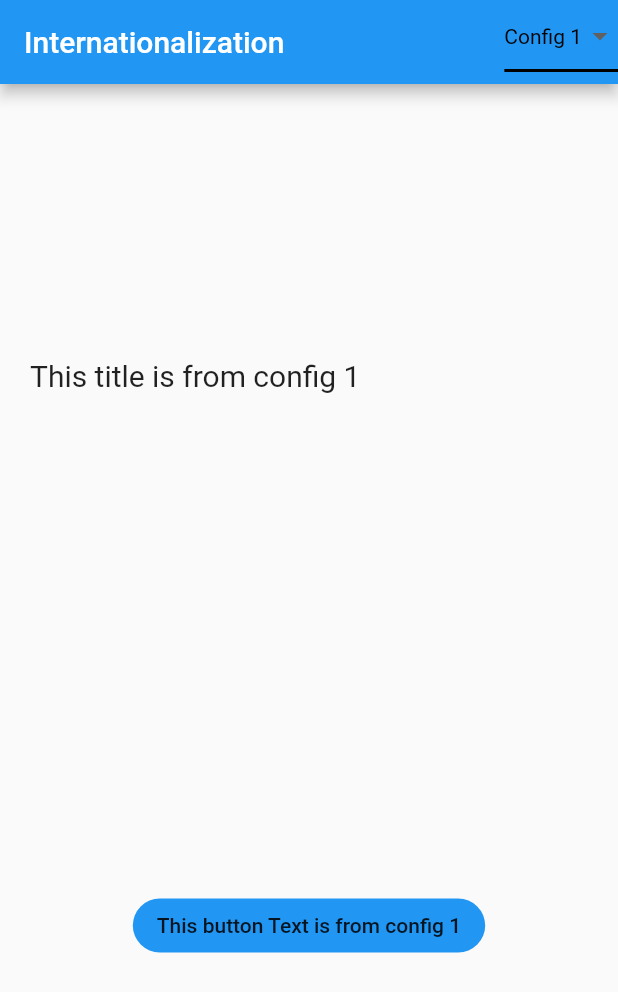
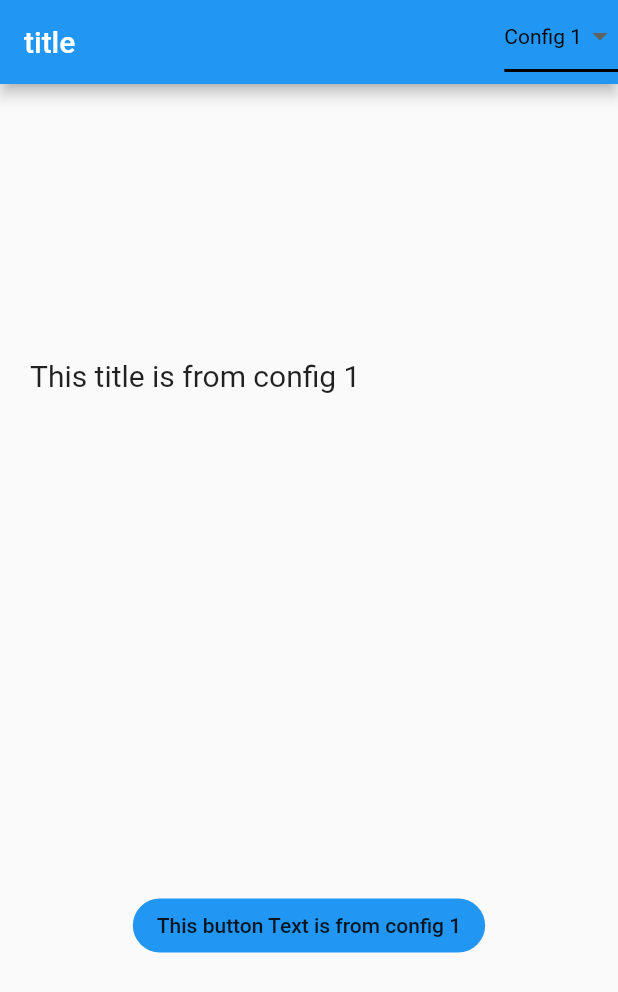
Before and after one commit to Kedar-27/Internationalization_Demo, a Flutter app: the screen it shows after launch, on a phone screen of 412 x 824 dp. Shown: the top 992 px of the screen. Run offline on Flutter 3.47's test engine with Material 2 defaults, Android fonts, the phone set to English and light mode, and no system bars.

Commit message:
Add - Flavor support

```diff
--- /dev/null
+++ b/flutter_launcher_icons-free.yaml
@@ -0,0 +1,4 @@
+flutter_icons:
+  android: true
+  ios: true
+  image_path: "assets/demo-icon.png"
--- /dev/null
+++ b/flutter_launcher_icons-pro.yaml
@@ -0,0 +1,4 @@
+flutter_icons:
+  android: true
+  ios: true
+  image_path: "assets/demo-icon.png"
--- /dev/null
+++ b/lib/flavors.dart
@@ -0,0 +1,20 @@
+enum Flavor {
+  FREE,
+  PRO,
+}
+
+class F {
+  static Flavor appFlavor;
+
+  static String get title {
+    switch (appFlavor) {
+      case Flavor.FREE:
+        return 'Free App';
+      case Flavor.PRO:
+        return 'Pro App';
+      default:
+        return 'title';
+    }
+  }
+
+}
--- a/lib/main.dart
+++ b/lib/main.dart
@@ -19,32 +19,18 @@ class MyApp extends StatelessWidget {
         GlobalWidgetsLocalizations.delegate,
       ],
       supportedLocales: [
-        Locale("en", ""),
+        Locale("en", "US"),
         Locale("ar", ""), // OR Locale('ar', 'AE') OR Other RTL locales
       ],
-      title: 'Internalization Demo',
+      title: 'Internationalization Demo',
       theme: ThemeData(
-        // This is the theme of your application.
-        //
-        // Try running your application with "flutter run". You'll see the
-        // application has a blue toolbar. Then, without quitting the app, try
-        // changing the primarySwatch below to Colors.green and then invoke
-        // "hot reload" (press "r" in the console where you ran "flutter run",
-        // or simply save your changes to "hot reload" in a Flutter IDE).
-        // Notice that the counter didn't reset back to zero; the application
-        // is not restarted.
+
         primarySwatch: Colors.blue,
-        // This makes the visual density adapt to the platform that you run
-        // the app on. For desktop platforms, the controls will be smaller and
-        // closer together (more dense) than on mobile platforms.
+
         visualDensity: VisualDensity.adaptivePlatformDensity,
       ),
       home: WelcomePage(),
 
-      // Directionality( // use this
-      //   textDirection: TextDirection.ltr, // set it to rtl
-      //   child:
-      // ),
     );
   }
 }
--- a/lib/pages/welcome_page.dart
+++ b/lib/pages/welcome_page.dart
@@ -1,7 +1,7 @@
-import 'dart:io';
+import 'package:flutter/material.dart';
+import '../helper/localization_helper.dart';
+import '../flavors.dart';
 
-import 'package:flutter/material.dart';
-import 'package:internalization_demo/helper/localization_helper.dart';
 
 class WelcomePage extends StatefulWidget {
   @override
@@ -42,7 +42,7 @@ class _WelcomePageState extends State<WelcomePage> {
   Widget build(BuildContext context) {
     return Scaffold(
       appBar: AppBar(
-        title: Text("Internationalization"),
+        title: Text(F.title),
         actions: [
           DropdownButton<String>(
             value: dropdownValue,
```
Also changed, not shown: lib/app.dart (added, +32 -0 lines), lib/helper/localization_helper.dart (+2 -30 lines), lib/main-free.dart (added, +8 -0 lines), lib/main-pro.dart (added, +8 -0 lines), pubspec.yaml (+35 -0 lines), assets/demo-icon.png (added), 102 other files.
